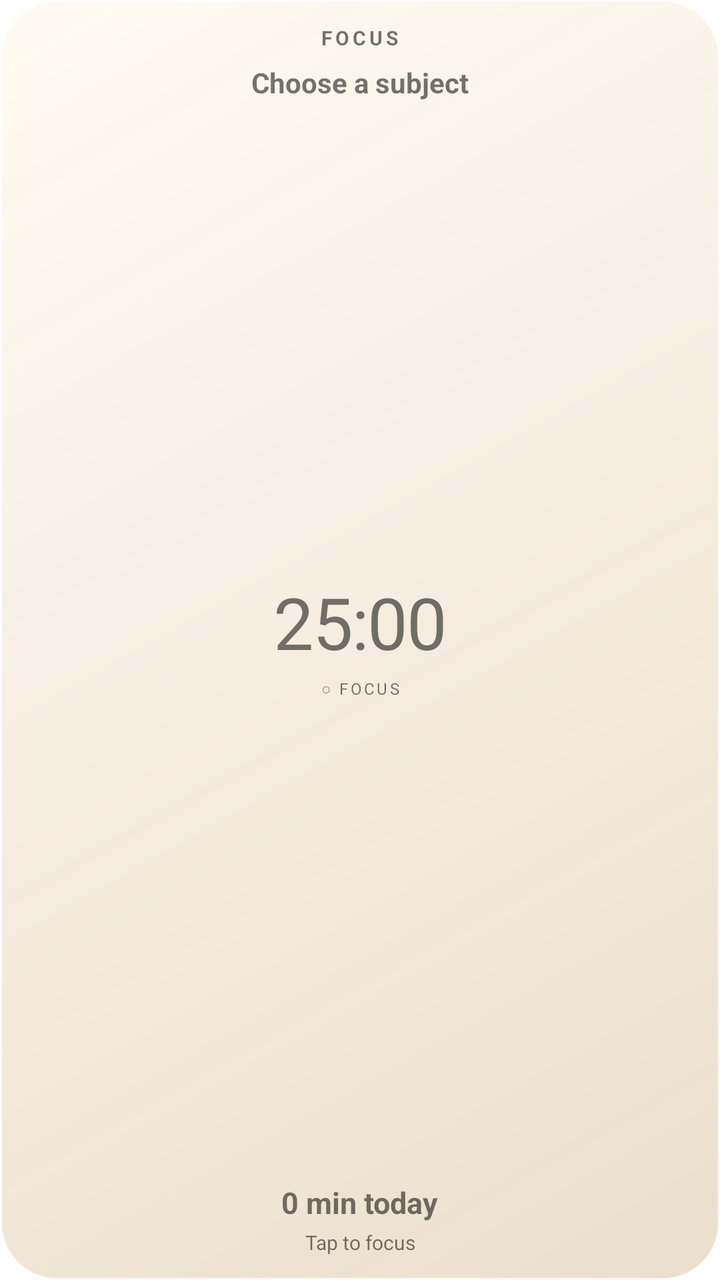
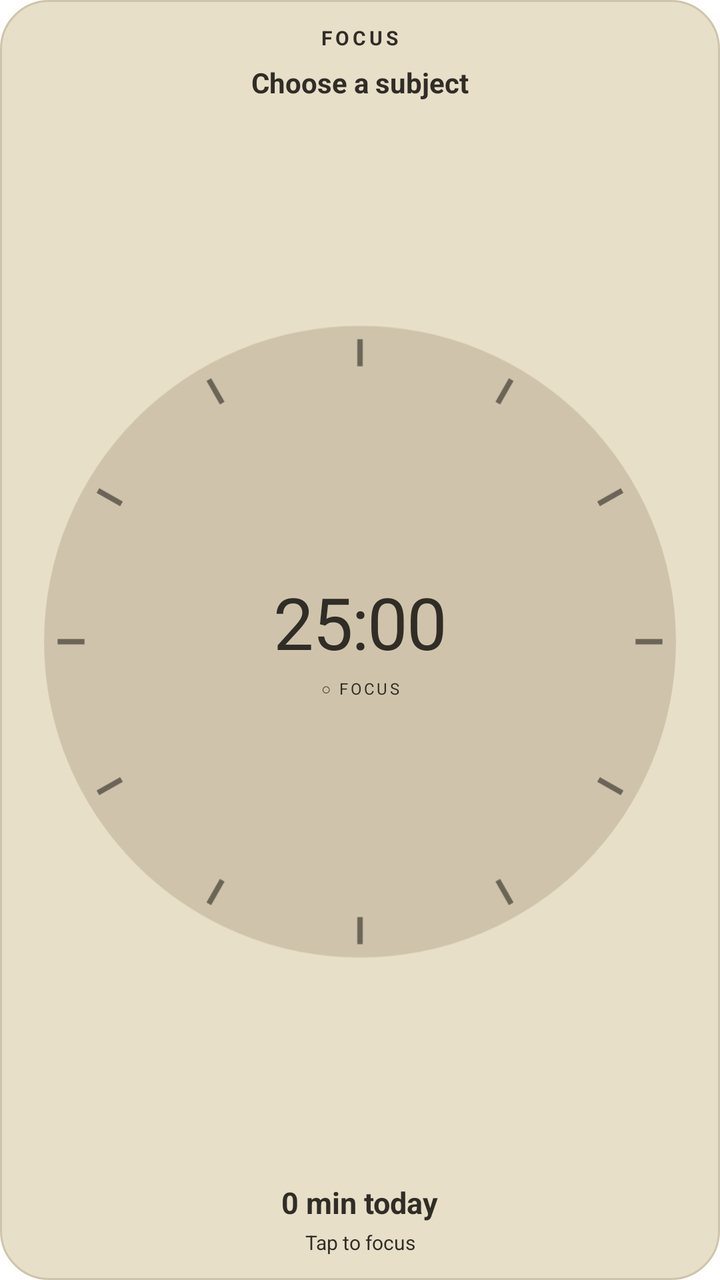

Screens rendered from an Android XML layout before and after an edit, with the pre-edit source and the edit as a unified diff.
<!-- AndroidManifest.xml: fallback theme Theme.MaterialComponents.DayNight.NoActionBar -->
<!-- res/layout/ff_focus_widget.xml -->
<LinearLayout xmlns:android="http://schemas.android.com/apk/res/android"
    android:id="@+id/widget_root" android:layout_width="match_parent" android:layout_height="match_parent"
    android:orientation="vertical" android:gravity="center" android:padding="12dp" android:background="@drawable/ff_widget_day">
    <TextView android:id="@+id/widget_title" android:layout_width="wrap_content" android:layout_height="wrap_content"
        android:text="FOCUS" android:textSize="10sp" android:letterSpacing="0.16" android:textStyle="bold" />
    <TextView android:id="@+id/widget_subject" android:layout_width="match_parent" android:layout_height="wrap_content" android:gravity="center" android:text="Choose a subject" android:textSize="14sp" android:textStyle="bold" android:maxLines="1" android:ellipsize="end" android:layout_marginTop="6dp" />
    <FrameLayout android:layout_width="match_parent" android:layout_height="0dp" android:layout_weight="1" android:layout_marginTop="8dp" android:layout_marginBottom="8dp">
        <ImageView android:id="@+id/widget_dial" android:layout_width="match_parent" android:layout_height="match_parent" android:scaleType="fitCenter" android:contentDescription="Retro focus dial" />
        <LinearLayout android:layout_width="match_parent" android:layout_height="match_parent" android:orientation="vertical" android:gravity="center">
            <TextView android:id="@+id/widget_time" style="@style/FocusWidgetNumerals" android:layout_width="match_parent" android:layout_height="wrap_content" android:gravity="center" android:text="25:00" android:singleLine="true" />
            <Chronometer android:id="@+id/widget_live" style="@style/FocusWidgetNumerals" android:layout_width="match_parent" android:layout_height="wrap_content" android:gravity="center" android:visibility="gone" />
            <TextView android:id="@+id/widget_phase" android:layout_width="match_parent" android:layout_height="wrap_content" android:gravity="center" android:text="○ FOCUS" android:textSize="8sp" android:letterSpacing="0.14" android:layout_marginTop="5dp" />
        </LinearLayout>
    </FrameLayout>
    <TextView android:id="@+id/widget_progress" android:layout_width="wrap_content" android:layout_height="wrap_content" android:text="0 min today" android:textSize="15sp" android:textStyle="bold" />
    <TextView android:id="@+id/widget_caption" android:layout_width="match_parent" android:layout_height="wrap_content" android:gravity="center" android:maxLines="2" android:text="Tap to focus" android:textSize="10sp" android:layout_marginTop="3dp" />
</LinearLayout>
<!-- resources referenced by this layout -->
<resources>
  <!-- drawable ff_widget_day (drawable) -->
  <shape xmlns:android="http://schemas.android.com/apk/res/android">
      <corners android:radius="28dp" />
      <gradient
          android:angle="315"
          android:startColor="#F2FFFAF2"
          android:endColor="#E6E9DCC7" />
      <stroke android:width="1dp" android:color="#D9FFFFFF" />
  </shape>
  <style name="FocusWidgetNumerals">
          <item name="android:fontFamily">serif</item>
          <item name="android:textStyle">normal</item>
          <item name="android:includeFontPadding">false</item>
          <item name="android:letterSpacing">-0.02</item>
          <item name="android:textSize">36sp</item>
          <item name="android:fontFeatureSettings">tnum</item>
      </style>
</resources>

<!-- the commit's change to res/layout/ff_focus_widget.xml (unified diff, before → after) -->
@@ -1,17 +1,17 @@
 <LinearLayout xmlns:android="http://schemas.android.com/apk/res/android"
     android:id="@+id/widget_root" android:layout_width="match_parent" android:layout_height="match_parent"
-    android:orientation="vertical" android:gravity="center" android:padding="12dp" android:background="@drawable/ff_widget_day">
+    android:orientation="vertical" android:gravity="center" android:padding="12dp" android:background="@drawable/ff_widget_background">
     <TextView android:id="@+id/widget_title" android:layout_width="wrap_content" android:layout_height="wrap_content"
-        android:text="FOCUS" android:textSize="10sp" android:letterSpacing="0.16" android:textStyle="bold" />
-    <TextView android:id="@+id/widget_subject" android:layout_width="match_parent" android:layout_height="wrap_content" android:gravity="center" android:text="Choose a subject" android:textSize="14sp" android:textStyle="bold" android:maxLines="1" android:ellipsize="end" android:layout_marginTop="6dp" />
+        android:text="FOCUS" android:textSize="10sp" android:letterSpacing="0.16" android:textStyle="bold" android:textColor="@color/ff_widget_ink" />
+    <TextView android:id="@+id/widget_subject" android:layout_width="match_parent" android:layout_height="wrap_content" android:gravity="center" android:text="Choose a subject" android:textSize="14sp" android:textStyle="bold" android:maxLines="1" android:ellipsize="end" android:layout_marginTop="6dp" android:textColor="@color/ff_widget_ink" />
     <FrameLayout android:layout_width="match_parent" android:layout_height="0dp" android:layout_weight="1" android:layout_marginTop="8dp" android:layout_marginBottom="8dp">
-        <ImageView android:id="@+id/widget_dial" android:layout_width="match_parent" android:layout_height="match_parent" android:scaleType="fitCenter" android:contentDescription="Retro focus dial" />
+        <ImageView android:id="@+id/widget_dial" android:src="@drawable/ff_widget_dial_preview" android:layout_width="match_parent" android:layout_height="match_parent" android:scaleType="fitCenter" android:contentDescription="Retro focus dial" />
         <LinearLayout android:layout_width="match_parent" android:layout_height="match_parent" android:orientation="vertical" android:gravity="center">
-            <TextView android:id="@+id/widget_time" style="@style/FocusWidgetNumerals" android:layout_width="match_parent" android:layout_height="wrap_content" android:gravity="center" android:text="25:00" android:singleLine="true" />
-            <Chronometer android:id="@+id/widget_live" style="@style/FocusWidgetNumerals" android:layout_width="match_parent" android:layout_height="wrap_content" android:gravity="center" android:visibility="gone" />
-            <TextView android:id="@+id/widget_phase" android:layout_width="match_parent" android:layout_height="wrap_content" android:gravity="center" android:text="○ FOCUS" android:textSize="8sp" android:letterSpacing="0.14" android:layout_marginTop="5dp" />
+            <TextView android:id="@+id/widget_time" style="@style/FocusWidgetNumerals" android:layout_width="match_parent" android:layout_height="wrap_content" android:gravity="center" android:text="25:00" android:singleLine="true" android:textColor="@color/ff_widget_ink" />
+            <Chronometer android:id="@+id/widget_live" style="@style/FocusWidgetNumerals" android:layout_width="match_parent" android:layout_height="wrap_content" android:gravity="center" android:visibility="gone" android:textColor="@color/ff_widget_ink" />
+            <TextView android:id="@+id/widget_phase" android:layout_width="match_parent" android:layout_height="wrap_content" android:gravity="center" android:text="○ FOCUS" android:textSize="8sp" android:letterSpacing="0.14" android:layout_marginTop="5dp" android:textColor="@color/ff_widget_ink" />
         </LinearLayout>
     </FrameLayout>
-    <TextView android:id="@+id/widget_progress" android:layout_width="wrap_content" android:layout_height="wrap_content" android:text="0 min today" android:textSize="15sp" android:textStyle="bold" />
-    <TextView android:id="@+id/widget_caption" android:layout_width="match_parent" android:layout_height="wrap_content" android:gravity="center" android:maxLines="2" android:text="Tap to focus" android:textSize="10sp" android:layout_marginTop="3dp" />
+    <TextView android:id="@+id/widget_progress" android:layout_width="wrap_content" android:layout_height="wrap_content" android:text="0 min today" android:textSize="15sp" android:textStyle="bold" android:textColor="@color/ff_widget_ink" />
+    <TextView android:id="@+id/widget_caption" android:layout_width="match_parent" android:layout_height="wrap_content" android:gravity="center" android:maxLines="1" android:ellipsize="end" android:text="Tap to focus" android:textSize="10sp" android:layout_marginTop="3dp" android:textColor="@color/ff_widget_ink" />
 </LinearLayout>
<!-- resource entries referenced after the edit -->
@@ -1,14 +1,19 @@
 <!-- resources referenced by this layout -->
 <resources>
-  <!-- drawable ff_widget_day (drawable) -->
+  <color name="ff_widget_ink">#302D26</color>
+  <!-- drawable ff_widget_background (drawable) -->
   <shape xmlns:android="http://schemas.android.com/apk/res/android">
-      <corners android:radius="28dp" />
-      <gradient
-          android:angle="315"
-          android:startColor="#F2FFFAF2"
-          android:endColor="#E6E9DCC7" />
-      <stroke android:width="1dp" android:color="#D9FFFFFF" />
+      <corners android:radius="24dp" />
+      <solid android:color="@color/ff_widget_surface" />
+      <stroke android:width="1dp" android:color="@color/ff_widget_outline" />
   </shape>
+  <!-- drawable ff_widget_dial_preview (drawable) -->
+  <vector xmlns:android="http://schemas.android.com/apk/res/android"
+      android:width="160dp" android:height="160dp" android:viewportWidth="100" android:viewportHeight="100">
+      <path android:fillColor="@color/ff_widget_outline" android:pathData="M50,3a47,47 0,1 0,0 94a47,47 0,1 0,0 -94z" />
+      <path android:strokeColor="@color/ff_widget_secondary" android:strokeWidth="0.8" android:fillColor="#00000000"
+          android:pathData="M50,5v4M50,91v4M5,50h4M91,50h4M27.5,11l2,3.5M72.5,89l-2,-3.5M11,27.5l3.5,2M89,72.5l-3.5,-2M72.5,11l-2,3.5M27.5,89l2,-3.5M89,27.5l-3.5,2M11,72.5l3.5,-2" />
+  </vector>
   <style name="FocusWidgetNumerals">
           <item name="android:fontFamily">serif</item>
           <item name="android:textStyle">normal</item>
@@ -17,5 +22,8 @@
           <item name="android:textSize">36sp</item>
           <item name="android:fontFeatureSettings">tnum</item>
       </style>
+  <color name="ff_widget_surface">#E8DFC9</color>
+  <color name="ff_widget_outline">#CFC4AB</color>
+  <color name="ff_widget_secondary">#6C6557</color>
 </resources>
 
